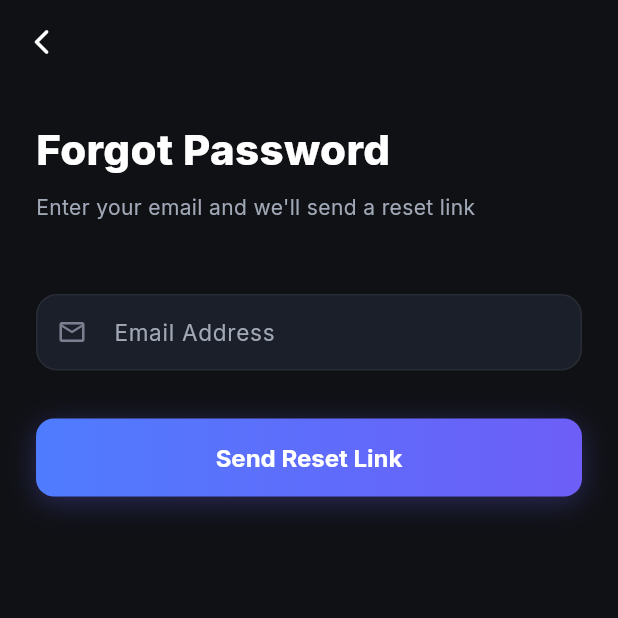
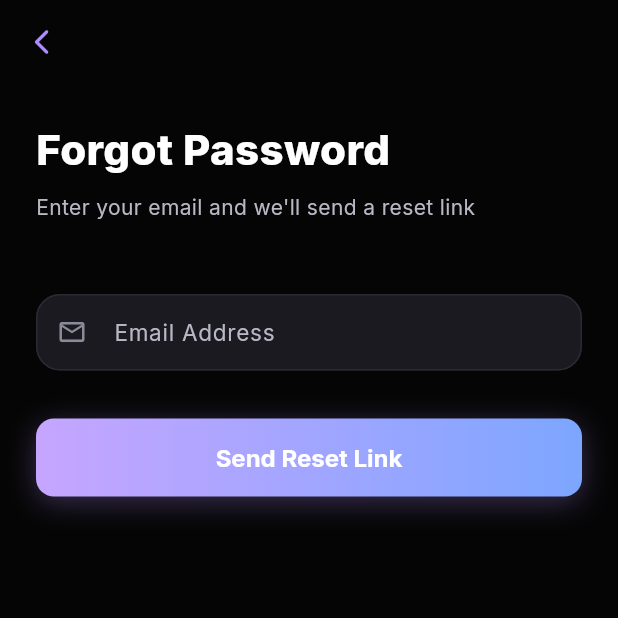
Before and after one commit to babilnagar23/ai-productivity-tracker-new, a Flutter app: the screen it shows after launch, after a tap on "Forgot password?", on a phone screen of 412 x 824 dp, the top half of it. Run offline on Flutter 3.47's test engine with Material 3 defaults, Android fonts, the phone set to English and light mode, and no system bars; our stand-ins replace audioplayers, dio, fl_chart, flutter_local_notifications, flutter_riverpod, flutter_secure_storage and 6 more; network calls fail.

Commit message:
ui theme change

```diff
--- a/mobile/lib/core/theme/app_theme.dart
+++ b/mobile/lib/core/theme/app_theme.dart
@@ -2,79 +2,135 @@ import 'package:flutter/material.dart';
 import 'package:google_fonts/google_fonts.dart';
 
 class AppColors {
-  // ── Backgrounds ────────────────────────────────────────────────────────────
-  static const bg = Color(0xFF0F1115);
-  static const bgSecondary = Color(0xFF151821);
-  static const card = Color(0xFF1B1F29);
-  static const cardElevated = Color(0xFF222734);
-  static const nav = Color(0xFF12141A);
+  // Backgrounds
+  static const bg = Color(0xFF050505);
+  static const sidebar = Color(0xFF0A0A0D);
 
-  // ── Borders ────────────────────────────────────────────────────────────────
-  static const border = Color(0x0FFFFFFF);
-  static const divider = Color(0x0AFFFFFF);
+  // Cards
+  static const card = Color(0xFF141418);
+  static const cardElevated = Color(0xFF1A1A20);
 
-  // ── Text ───────────────────────────────────────────────────────────────────
+  // Borders
+  static const border = Color(0xFF2A2A33);
+
+  // Text
   static const textPrimary = Color(0xFFFFFFFF);
-  static const textSecondary = Color(0xFFA0A7B5);
-  static const textMuted = Color(0xFF7A8090);
+  static const textSecondary = Color(0xFFB8B8C5);
+  static const textMuted = Color(0xFF8A8A98);
 
-  // ── Accents ────────────────────────────────────────────────────────────────
-  static const blue = Color(0xFF4F7CFF);
-  static const purple = Color(0xFF6D5EF7);
-  static const success = Color(0xFF22C55E);
-  static const warning = Color(0xFFF59E0B);
-  static const error = Color(0xFFEF4444);
+  // Brand
+  static const purple = Color(0xFFB18CFF);
+  static const purpleDark = Color(0xFF8E5DFF);
+  static const purpleLight = Color(0xFFC7B2FF);
+
+  // Accent Blue
+  static const blue = Color(0xFF7DA6FF);
+
+  // Status
+  static const success = Color(0xFF2DD881);
+  static const error = Color(0xFFFF5D73);
+  static const warning = Color(0xFFFFC857);
+
+  // Extra accent kept for compatibility with existing screens
   static const cyan = Color(0xFF06B6D4);
 
-  // ── Legacy aliases (keep for backward compat) ──────────────────────────────
+  // Gradient
+  static const gradientStart = Color(0xFFC6A5FF);
+  static const gradientEnd = Color(0xFF7DA6FF);
+
+  // Legacy aliases (keep for backward compatibility)
   static const surface = card;
   static const surfaceLight = cardElevated;
-  static const borderPurple = Color(0x4D6D5EF7);
-  static const gradientStart = Color(0xFF4F7CFF);
-  static const gradientEnd = Color(0xFF6D5EF7);
+  static const nav = card;
+  static const bgSecondary = sidebar;
+  static const divider = border;
 
-  // ── Design tokens ──────────────────────────────────────────────────────────
+  static Color borderPurple = purple.withValues(alpha: 0.30);
+
   static const cardShadow = BoxShadow(
-    color: Color(0x40000000),
-    blurRadius: 30,
-    offset: Offset(0, 10),
+    color: Color(0x1FB18CFF),
+    blurRadius: 24,
+    spreadRadius: 0,
+    offset: Offset(0, 8),
   );
 
-  static BorderRadius get cardRadius => BorderRadius.circular(20);
-  static BorderRadius get buttonRadius => BorderRadius.circular(14);
-  static BorderRadius get inputRadius => BorderRadius.circular(14);
+  static BorderRadius get cardRadius => BorderRadius.circular(18);
+  static BorderRadius get buttonRadius => BorderRadius.circular(16);
+  static BorderRadius get inputRadius => BorderRadius.circular(16);
   static BorderRadius get badgeRadius => BorderRadius.circular(999);
 
   static Border get cardBorder => Border.all(color: border);
+
+  static LinearGradient get primaryGradient => const LinearGradient(
+        colors: [gradientStart, gradientEnd],
+        begin: Alignment.topLeft,
+        end: Alignment.bottomRight,
+      );
 }
 
 class AppTheme {
   static ThemeData get darkTheme {
-    final base = GoogleFonts.interTextTheme(const TextTheme(
-      displayLarge: TextStyle(color: AppColors.textPrimary, fontSize: 32, fontWeight: FontWeight.w700),
-      displayMedium: TextStyle(color: AppColors.textPrimary, fontSize: 24, fontWeight: FontWeight.w700),
-      titleLarge: TextStyle(color: AppColors.textPrimary, fontSize: 20, fontWeight: FontWeight.w700),
-      titleMedium: TextStyle(color: AppColors.textPrimary, fontSize: 16, fontWeight: FontWeight.w600),
-      bodyLarge: TextStyle(color: AppColors.textSecondary, fontSize: 15),
-      bodyMedium: TextStyle(color: AppColors.textSecondary, fontSize: 14),
-      bodySmall: TextStyle(color: AppColors.textMuted, fontSize: 12),
-    ));
+    final base = GoogleFonts.interTextTheme(
+      const TextTheme(
+        displayLarge: TextStyle(
+          color: AppColors.textPrimary,
+          fontSize: 32,
+          fontWeight: FontWeight.w700,
+        ),
+        displayMedium: TextStyle(
+          color: AppColors.textPrimary,
+          fontSize: 24,
+          fontWeight: FontWeight.w700,
+        ),
+        titleLarge: TextStyle(
+          color: AppColors.textPrimary,
+          fontSize: 20,
+          fontWeight: FontWeight.w700,
+        ),
+        titleMedium: TextStyle(
+          color: AppColors.textPrimary,
+          fontSize: 16,
+          fontWeight: FontWeight.w600,
+        ),
+        bodyLarge: TextStyle(
+          color: AppColors.textSecondary,
+          fontSize: 15,
+        ),
+        bodyMedium: TextStyle(
+          color: AppColors.textSecondary,
+          fontSize: 14,
+        ),
+        bodySmall: TextStyle(
+          color: AppColors.textMuted,
+          fontSize: 12,
+        ),
+      ),
+    );
 
     return ThemeData(
+      useMaterial3: true,
       brightness: Brightness.dark,
       scaffoldBackgroundColor: AppColors.bg,
+      canvasColor: AppColors.bg,
+      cardColor: AppColors.card,
       colorScheme: const ColorScheme.dark(
-        primary: AppColors.blue,
-        secondary: AppColors.purple,
+        primary: AppColors.purple,
+        secondary: AppColors.blue,
         surface: AppColors.card,
         error: AppColors.error,
+        onPrimary: Colors.black,
+        onSecondary: Colors.black,
+        onSurface: AppColors.textPrimary,
       ),
       textTheme: base,
+      primaryTextTheme: base,
       appBarTheme: AppBarTheme(
         backgroundColor: AppColors.bg,
+        surfaceTintColor: Colors.transparent,
         elevation: 0,
         centerTitle: true,
-        iconTheme: const IconThemeData(color: AppColors.textPrimary),
+        iconTheme: const IconThemeData(color: AppColors.purple),
+        actionsIconTheme: const IconThemeData(color: AppColors.purple),
         titleTextStyle: GoogleFonts.inter(
           color: AppColors.textPrimary,
           fontSize: 17,
@@ -83,18 +139,43 @@ class AppTheme {
       ),
       bottomNavigationBarTheme: BottomNavigationBarThemeData(
         backgroundColor: AppColors.nav,
-        selectedItemColor: AppColors.blue,
+        selectedItemColor: AppColors.purple,
         unselectedItemColor: AppColors.textMuted,
         type: BottomNavigationBarType.fixed,
         showSelectedLabels: true,
         showUnselectedLabels: true,
-        selectedLabelStyle: GoogleFonts.inter(fontSize: 10, fontWeight: FontWeight.w600),
+        selectedLabelStyle: GoogleFonts.inter(
+          fontSize: 10,
+          fontWeight: FontWeight.w600,
+        ),
         unselectedLabelStyle: GoogleFonts.inter(fontSize: 10),
         elevation: 0,
       ),
+      navigationBarTheme: NavigationBarThemeData(
+        backgroundColor: AppColors.nav,
+        indicatorColor: AppColors.purple.withValues(alpha: 0.16),
+        labelTextStyle: WidgetStateProperty.resolveWith((states) {
+          return GoogleFonts.inter(
+            color: states.contains(WidgetState.selected)
+                ? AppColors.purple
+                : AppColors.textMuted,
+            fontSize: 11,
+            fontWeight: states.contains(WidgetState.selected)
+                ? FontWeight.w700
+                : FontWeight.w500,
+          );
+        }),
+        iconTheme: WidgetStateProperty.resolveWith((states) {
+          return IconThemeData(
+            color: states.contains(WidgetState.selected)
+                ? AppColors.purple
+                : AppColors.textMuted,
+          );
+        }),
+      ),
       inputDecorationTheme: InputDecorationTheme(
         filled: true,
-        fillColor: AppColors.card,
+        fillColor: AppColors.cardElevated,
         border: OutlineInputBorder(
           borderRadius: AppColors.inputRadius,
           borderSide: const BorderSide(color: AppColors.border),
@@ -105,84 +186,146 @@ class AppTheme {
         ),
         focusedBorder: OutlineInputBorder(
           borderRadius: AppColors.inputRadius,
-          borderSide: const BorderSide(color: AppColors.blue, width: 1.5),
+          borderSide: const BorderSide(
+            color: AppColors.purple,
+            width: 1.5,
+          ),
         ),
         errorBorder: OutlineInputBorder(
           borderRadius: AppColors.inputRadius,
           borderSide: const BorderSide(color: AppColors.error),
         ),
+        focusedErrorBorder: OutlineInputBorder(
+          borderRadius: AppColors.inputRadius,
+          borderSide: const BorderSide(
+            color: AppColors.error,
+            width: 1.5,
+          ),
+        ),
         hintStyle: GoogleFonts.inter(color: AppColors.textMuted),
         labelStyle: GoogleFonts.inter(color: AppColors.textSecondary),
         prefixIconColor: AppColors.textMuted,
         suffixIconColor: AppColors.textMuted,
-        contentPadding: const EdgeInsets.symmetric(horizontal: 16, vertical: 14),
+        contentPadding: const EdgeInsets.symmetric(
+          horizontal: 16,
+          vertical: 14,
+        ),
+      ),
+      textSelectionTheme: const TextSelectionThemeData(
+        cursorColor: AppColors.purple,
+        selectionColor: Color(0x33B18CFF),
+        selectionHandleColor: AppColors.purple,
       ),
       elevatedButtonTheme: ElevatedButtonThemeData(
         style: ElevatedButton.styleFrom(
-          backgroundColor: AppColors.blue,
-          foregroundColor: Colors.white,
+          backgroundColor: AppColors.purple,
+          foregroundColor: Colors.black,
+          disabledBackgroundColor: AppColors.cardElevated,
+          disabledForegroundColor: AppColors.textMuted,
           minimumSize: const Size(double.infinity, 50),
-          shape: RoundedRectangleBorder(borderRadius: AppColors.buttonRadius),
-          textStyle: GoogleFonts.inter(fontSize: 15, fontWeight: FontWeight.w700),
+          shape: RoundedRectangleBorder(
+            borderRadius: AppColors.buttonRadius,
+          ),
+          textStyle: GoogleFonts.inter(
+            fontSize: 15,
+            fontWeight: FontWeight.w700,
+          ),
           elevation: 0,
+          shadowColor: Colors.transparent,
         ),
       ),
       outlinedButtonTheme: OutlinedButtonThemeData(
         style: OutlinedButton.styleFrom(
           foregroundColor: AppColors.textPrimary,
           side: const BorderSide(color: AppColors.border),
-          shape: RoundedRectangleBorder(borderRadius: AppColors.buttonRadius),
-          textStyle: GoogleFonts.inter(fontSize: 15, fontWeight: FontWeight.w600),
+          shape: RoundedRectangleBorder(
+            borderRadius: AppColors.buttonRadius,
+          ),
+          textStyle: GoogleFonts.inter(
+            fontSize: 15,
+            fontWeight: FontWeight.w600,
+          ),
+        ),
+      ),
+      textButtonTheme: TextButtonThemeData(
+        style: TextButton.styleFrom(
+          foregroundColor: AppColors.purple,
+          textStyle: GoogleFonts.inter(
+            fontSize: 14,
+            fontWeight: FontWeight.w600,
+          ),
         ),
       ),
       cardTheme: CardThemeData(
         color: AppColors.card,
+        surfaceTintColor: Colors.transparent,
         elevation: 0,
         shape: RoundedRectangleBorder(
           borderRadius: AppColors.cardRadius,
           side: const BorderSide(color: AppColors.border),
         ),
       ),
-      dividerTheme: const DividerThemeData(color: AppColors.divider, thickness: 1),
+      dividerTheme: const DividerThemeData(
+        color: AppColors.divider,
+        thickness: 1,
+      ),
       switchTheme: SwitchThemeData(
         thumbColor: WidgetStateProperty.resolveWith((states) {
-          if (states.contains(WidgetState.selected)) return AppColors.blue;
+          if (states.contains(WidgetState.selected)) return AppColors.purple;
           return AppColors.textMuted;
         }),
         trackColor: WidgetStateProperty.resolveWith((states) {
-          if (states.contains(WidgetState.selected)) return AppColors.blue.withValues(alpha: 0.3);
+          if (states.contains(WidgetState.selected)) {
+            return AppColors.purple.withValues(alpha: 0.30);
+          }
           return AppColors.border;
         }),
       ),
       checkboxTheme: CheckboxThemeData(
         fillColor: WidgetStateProperty.resolveWith((states) {
-          if (states.contains(WidgetState.selected)) return AppColors.blue;
+          if (states.contains(WidgetState.selected)) return AppColors.purple;
           return Colors.transparent;
         }),
         checkColor: WidgetStateProperty.all(Colors.white),
         side: const BorderSide(color: AppColors.border, width: 1.5),
-        shape: RoundedRectangleBorder(borderRadius: BorderRadius.circular(4)),
+        shape: RoundedRectangleBorder(
+          borderRadius: BorderRadius.circular(4),
+        ),
       ),
       progressIndicatorTheme: const ProgressIndicatorThemeData(
-        color: AppColors.blue,
+        color: AppColors.purple,
         linearTrackColor: AppColors.border,
+        circularTrackColor: AppColors.border,
       ),
       snackBarTheme: SnackBarThemeData(
         backgroundColor: AppColors.cardElevated,
         contentTextStyle: GoogleFonts.inter(color: AppColors.textPrimary),
-        shape: RoundedRectangleBorder(borderRadius: BorderRadius.circular(12)),
+        shape: RoundedRectangleBorder(
+          borderRadius: BorderRadius.circular(12),
+        ),
         behavior: SnackBarBehavior.floating,
       ),
       dialogTheme: DialogThemeData(
         backgroundColor: AppColors.card,
-        shape: RoundedRectangleBorder(borderRadius: BorderRadius.circular(20)),
+        surfaceTintColor: Colors.transparent,
+        shape: RoundedRectangleBorder(
+          borderRadius: BorderRadius.circular(20),
+        ),
       ),
       tabBarTheme: TabBarThemeData(
-        labelColor: AppColors.blue,
+        labelColor: AppColors.purple,
         unselectedLabelColor: AppColors.textMuted,
-        indicatorColor: AppColors.blue,
-        labelStyle: GoogleFonts.inter(fontSize: 14, fontWeight: FontWeight.w600),
+        indicatorColor: AppColors.purple,
+        labelStyle: GoogleFonts.inter(
+          fontSize: 14,
+          fontWeight: FontWeight.w600,
+        ),
         unselectedLabelStyle: GoogleFonts.inter(fontSize: 14),
+      ),
+      floatingActionButtonTheme: const FloatingActionButtonThemeData(
+        backgroundColor: AppColors.purple,
+        foregroundColor: Colors.black,
+        elevation: 0,
       ),
     );
   }
--- /dev/null
+++ b/mobile/lib/core/theme/theme_controller.dart
@@ -0,0 +1,37 @@
+import 'package:flutter/material.dart';
+import 'package:flutter_riverpod/flutter_riverpod.dart';
+import 'package:shared_preferences/shared_preferences.dart';
+
+const _themeModeKey = 'app_theme_mode';
+
+final initialThemeModeProvider =
+    Provider<ThemeMode>((_) => ThemeMode.dark);
+
+final themeModeProvider =
+    StateNotifierProvider<ThemeModeNotifier, ThemeMode>((ref) {
+  return ThemeModeNotifier(ref.watch(initialThemeModeProvider));
+});
+
+class ThemeModeNotifier extends StateNotifier<ThemeMode> {
+  ThemeModeNotifier(super.initialMode);
+
+  Future<void> setMode(ThemeMode mode) async {
+    state = mode;
+    final prefs = await SharedPreferences.getInstance();
+    await prefs.setString(_themeModeKey, mode.name);
+  }
+
+  Future<void> toggleLightMode(bool lightMode) {
+    return setMode(lightMode ? ThemeMode.light : ThemeMode.dark);
+  }
+}
+
+Future<ThemeMode> loadPersistedThemeMode() async {
+  final prefs = await SharedPreferences.getInstance();
+  final value = prefs.getString(_themeModeKey);
+  return switch (value) {
+    'light' => ThemeMode.light,
+    'system' => ThemeMode.system,
+    _ => ThemeMode.dark,
+  };
+}
--- a/mobile/lib/features/dashboard/presentation/screens/dashboard_screen.dart
+++ b/mobile/lib/features/dashboard/presentation/screens/dashboard_screen.dart
@@ -13,12 +13,6 @@ import '../../../auth/presentation/providers/auth_provider.dart';
 DateTime _startOfDay(DateTime d) => DateTime(d.year, d.month, d.day);
 DateTime _endOfDay(DateTime d) =>
     DateTime(d.year, d.month, d.day, 23, 59, 59, 999);
-DateTime _startOfWeek(DateTime d) =>
-    _startOfDay(d.subtract(Duration(days: d.weekday - 1)));
-DateTime _endOfWeek(DateTime d) =>
-    _endOfDay(_startOfWeek(d).add(const Duration(days: 6)));
-DateTime _startOfMonth(DateTime d) => DateTime(d.year, d.month, 1);
-DateTime _endOfMonth(DateTime d) => _endOfDay(DateTime(d.year, d.month + 1, 0));
 
 DateTime _parseDateTime(dynamic value) {
   if (value is DateTime) {
@@ -238,7 +232,7 @@ class _DashboardScreenState extends ConsumerState<DashboardScreen> {
                           child: ElevatedButton(
                             onPressed: () => context.push('/focus'),
                             style: ElevatedButton.styleFrom(
-                              backgroundColor: AppColors.blue,
+                              backgroundColor: const Color.fromARGB(255, 237, 227, 149),
                               shape: RoundedRectangleBorder(
                                 borderRadius: BorderRadius.circular(14),
                               ),
@@ -246,7 +240,7 @@ class _DashboardScreenState extends ConsumerState<DashboardScreen> {
                             child: Text(
                               'Start Focus',
                               style: GoogleFonts.inter(
-                                color: Colors.white,
+                                color: const Color.fromARGB(255, 0, 0, 0),
                                 fontSize: 16,
                                 fontWeight: FontWeight.w700,
                               ),
```
